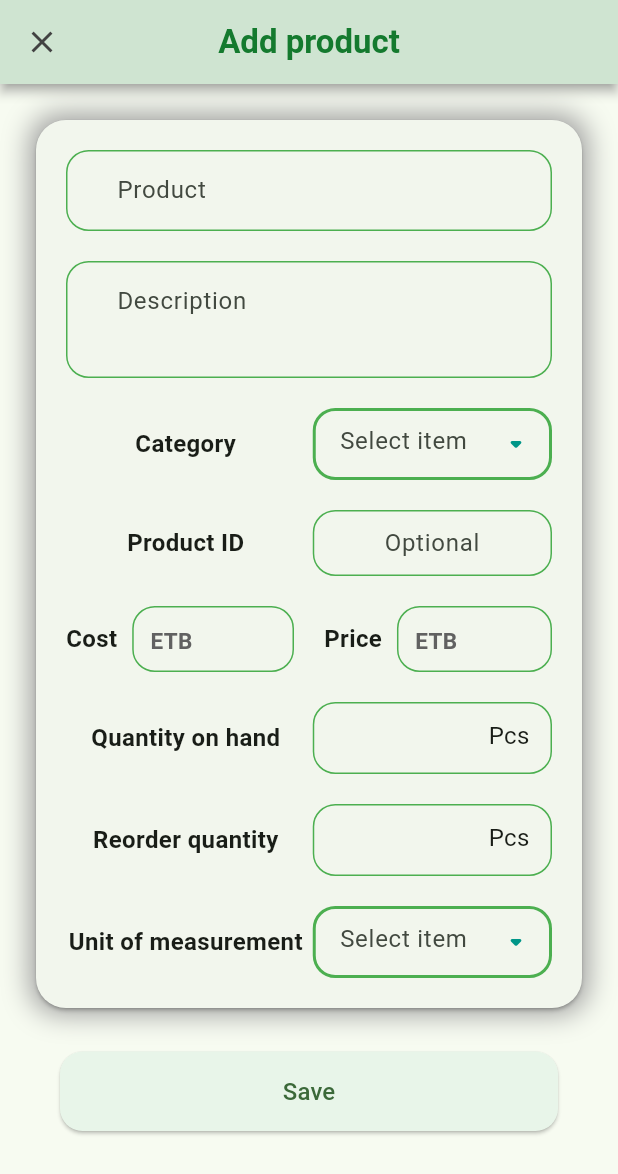
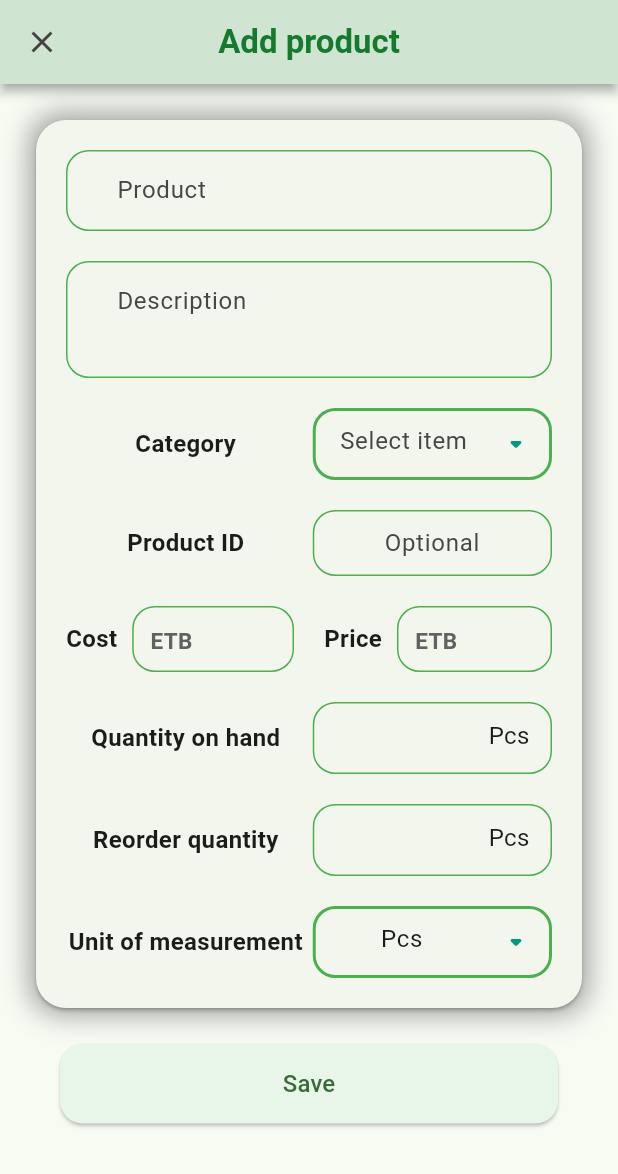
Before and after one commit to motidinsa/inventory, a Flutter app: the AddProduct screen opened directly, on a phone screen of 412 x 824 dp. Shown: the top 1174 px of the screen. Run offline on Flutter 3.47's test engine with Material 3 defaults, Android fonts, the phone set to English and light mode, and no system bars; our stand-ins replace dropdown_button2, figma_squircle, font_awesome_flutter, get, isar, smooth_corner; accounts and stored records are empty; generated files the repository leaves out were written again.

Commit message:
add product state management done

```diff
--- a/lib/add_product/controller/add_product_controller.dart
+++ b/lib/add_product/controller/add_product_controller.dart
@@ -1,14 +1,20 @@
 import 'package:get/get.dart';
-
 
 import 'package:my_inventory/core/model/product/product_model.dart';
 
 class AddProductController extends GetxController {
   var selectedUnitOfMeasurement = 'Pcs'.obs;
-  var productInfo = ProductName(
+  var categoryList = [
+    'cat 1',
+    'cat 2',
+    'cat 3',
+  ].obs;
+  var unitOfMeasurementList = ['Pcs', 'Kg', 'Lt'].obs;
+  var productInfo = Product(
     name: '',
     description: '',
     categoryId: '',
+    categoryName: '',
     productId: '',
     cost: -1,
     price: -1,
--- a/lib/add_product/ui/add_product.dart
+++ b/lib/add_product/ui/add_product.dart
@@ -8,6 +8,8 @@ import 'package:my_inventory/core/constants/widget_constants.dart';
 import 'package:my_inventory/core/functions/core_functions.dart';
 import 'package:my_inventory/core/styles/styles.dart';
 import 'package:my_inventory/core/ui/product/product_text_field.dart';
+
+import '../../core/ui/save_button.dart';
 
 class AddProduct extends StatefulWidget {
   const AddProduct({super.key});
@@ -64,13 +66,15 @@ class _AddProductState extends State<AddProduct> {
               shadowColor: Colors.grey,
               backgroundColor: const Color(0xffDCEEDE),
               leading: IconButton(
-                onPressed: () => Get.back(),
+                onPressed: (){
+                  Get.delete<AddProductController>();
+                  Get.back();
+                },
                 icon: Icon(
                   Icons.close,
                   color: Colors.grey.shade800,
                 ),
               ),
-              // surfaceTintColor: Colors.white,
             ),
             body: ListView(
               children: [
@@ -127,36 +131,7 @@ class _AddProductState extends State<AddProduct> {
                     ),
                   ),
                 ),
-                Padding(
-                  padding:
-                      const EdgeInsets.symmetric(horizontal: 40, vertical: 25),
-                  child: Row(
-                    children: [
-                      Expanded(
-                        child: ElevatedButton(
-                          onPressed: () async {
-                            await unFocus();
-                            print(addProductController
-                                .productInfo.value.description);
-                          },
-                          style: ElevatedButton.styleFrom(
-                              padding: const EdgeInsets.symmetric(vertical: 15),
-                              shape: RoundedRectangleBorder(
-                                borderRadius: BorderRadius.circular(
-                                  15,
-                                ),
-                              ),
-                              backgroundColor: Colors.green.shade50),
-                          child: Text(
-                            // addProductController.selectedUnitOfMeasurement.value,
-                            saveN(),
-                            style: const TextStyle(fontSize: 16),
-                          ),
-                        ),
-                      ),
-                    ],
-                  ),
-                )
+                SaveButton(redirectFrom: addProductN(),),
               ],
             ),
           ),
--- a/lib/core/model/product/product_model.dart
+++ b/lib/core/model/product/product_model.dart
@@ -1,7 +1,8 @@
-class ProductName {
+class Product {
   String name;
   String? description;
   String categoryId;
+  String categoryName;
   String productId;
   double cost;
   double price;
@@ -15,10 +16,11 @@ class ProductName {
   String? localImagePath;
   String? onlineImagePath;
 
-  ProductName({
+  Product({
     required this.name,
     this.description,
     required this.categoryId,
+    required this.categoryName,
     required this.productId,
     required this.cost,
     required this.price,
--- a/lib/core/ui/product/product_text_field.dart
+++ b/lib/core/ui/product/product_text_field.dart
@@ -26,6 +26,7 @@ class _ProductTextFieldState extends State<ProductTextField> {
   TextEditingController textEditingController = TextEditingController();
   FocusNode focusNode = FocusNode();
   final AddProductController addProductController = Get.find();
+
   @override
   void initState() {
     super.initState();
@@ -40,11 +41,24 @@ class _ProductTextFieldState extends State<ProductTextField> {
 
   @override
   Widget build(BuildContext context) {
+    // WidgetsBinding.instance.addPostFrameCallback((_) {
+    //   setState(() {
+    //     textEditingController.value = textEditingController.value.copyWith(
+    //       text: titleToData(title: widget.title),
+    //     );
+    //   });
+    // });
+    return Obx(() {
+      textEditingController.value = textEditingController.value.copyWith(
+        text: titleToData(title: widget.title),
+      );
      return TextFormField(
         controller: textEditingController,
         focusNode: focusNode,
         maxLines: widget.labelText == descriptionN() ? 2 : 1,
         readOnly: hasOption(title: widget.title),
+        onTap: () =>
+            onAddProductTextFieldPressed(title: widget.title, context: context),
         textAlign: minimizePadding(title: widget.title)
             ? TextAlign.center
             : TextAlign.start,
@@ -79,7 +93,7 @@ class _ProductTextFieldState extends State<ProductTextField> {
             padding: const EdgeInsets.only(
                 top: 11, bottom: 10, left: 10, right: 15),
             child: Text(
-                      addProductController.selectedUnitOfMeasurement.value,
+              addProductController.productInfo.value.unitOfMeasurement,
               style: const TextStyle(fontSize: 16),
             ),
           )
@@ -103,5 +117,6 @@ class _ProductTextFieldState extends State<ProductTextField> {
           alignLabelWithHint: true,
         ),
       );
+    });
   }
 }
--- /dev/null
+++ b/lib/core/ui/save_button.dart
@@ -0,0 +1,46 @@
+import 'package:flutter/material.dart';
+import 'package:my_inventory/core/functions/core_functions.dart';
+
+import '../constants/name_constants.dart';
+
+class SaveButton extends StatelessWidget {
+  final String redirectFrom;
+
+  const SaveButton({
+    super.key,
+    required this.redirectFrom,
+  });
+
+  @override
+  Widget build(BuildContext context) {
+    return Padding(
+      padding:
+      const EdgeInsets.symmetric(horizontal: 40, vertical: 20),
+      child: Row(
+        children: [
+          Expanded(
+            child: ElevatedButton(
+              onPressed: () async {
+                await unFocus();
+                // print(addProductController
+                //     .productInfo.value.description);
+              },
+              style: ElevatedButton.styleFrom(
+                  padding: const EdgeInsets.symmetric(vertical: 15),
+                  shape: RoundedRectangleBorder(
+                    borderRadius: BorderRadius.circular(
+                      15,
+                    ),
+                  ),
+                  backgroundColor: Colors.green.shade50),
+              child: Text(
+                saveN(),
+                style: const TextStyle(fontSize: 16),
+              ),
+            ),
+          ),
+        ],
+      ),
+    );
+  }
+}
```
Also changed, not shown: lib/add_customer/ui/add_customer.dart (+3 -22 lines), lib/add_product/functions/add_product_functions.dart (+54 -1 lines), lib/core/ui/alert_dialog/alert_dialog_option_item.dart (added, +37 -0 lines), lib/core/ui/alert_dialog/alert_dialog_option_select.dart (added, +67 -0 lines). Lines whose indentation alone changed are shown as unchanged.
